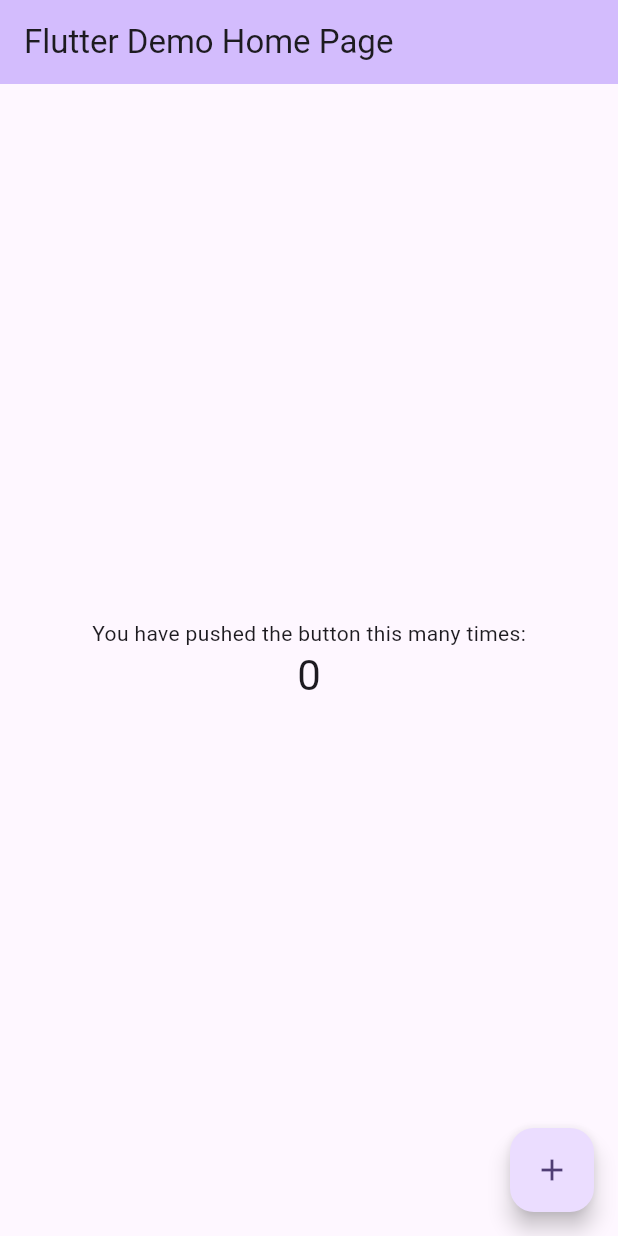
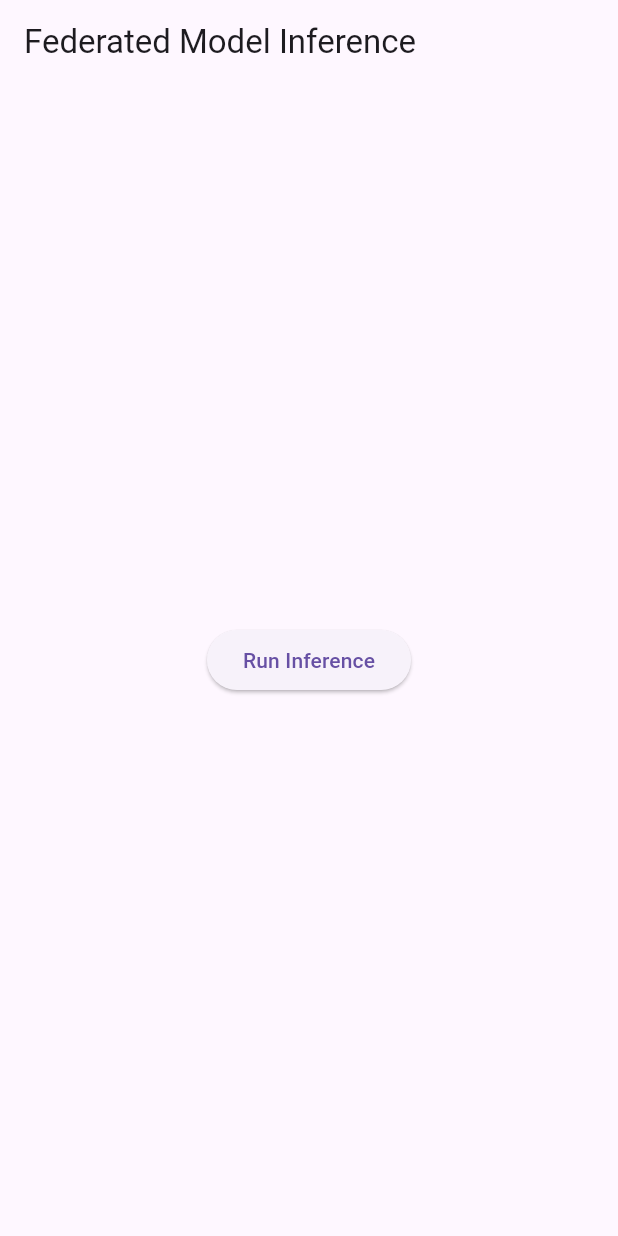
Before and after one commit to rubynguyen2505/Federated-SLM-on-iOS, a Flutter app: the screen it shows after launch, on a phone screen of 412 x 824 dp. Run offline on Flutter 3.47's test engine with Material 3 defaults, Android fonts, the light colour scheme and no system bars; statements that could not run were skipped.

Commit message:
add federated_model.dart

```diff
--- a/ios_app/lib/main.dart
+++ b/ios_app/lib/main.dart
@@ -1,125 +1,48 @@
 import 'package:flutter/material.dart';
+import 'federated_model.dart';
 
 void main() {
-  runApp(const MyApp());
+  runApp(MyApp());
 }
 
 class MyApp extends StatelessWidget {
-  const MyApp({super.key});
-
-  // This widget is the root of your application.
   @override
   Widget build(BuildContext context) {
     return MaterialApp(
-      title: 'Flutter Demo',
-      theme: ThemeData(
-        // This is the theme of your application.
-        //
-        // TRY THIS: Try running your application with "flutter run". You'll see
-        // the application has a blue toolbar. Then, without quitting the app,
-        // try changing the seedColor in the colorScheme below to Colors.green
-        // and then invoke "hot reload" (save your changes or press the "hot
-        // reload" button in a Flutter-supported IDE, or press "r" if you used
-        // the command line to start the app).
-        //
-        // Notice that the counter didn't reset back to zero; the application
-        // state is not lost during the reload. To reset the state, use hot
-        // restart instead.
-        //
-        // This works for code too, not just values: Most code changes can be
-        // tested with just a hot reload.
-        colorScheme: ColorScheme.fromSeed(seedColor: Colors.deepPurple),
-        useMaterial3: true,
-      ),
-      home: const MyHomePage(title: 'Flutter Demo Home Page'),
+      home: ModelInferenceScreen(),
     );
   }
 }
 
-class MyHomePage extends StatefulWidget {
-  const MyHomePage({super.key, required this.title});
+class ModelInferenceScreen extends StatefulWidget {
+  @override
+  _ModelInferenceScreenState createState() => _ModelInferenceScreenState();
+}
 
-  // This widget is the home page of your application. It is stateful, meaning
-  // that it has a State object (defined below) that contains fields that affect
-  // how it looks.
-
-  // This class is the configuration for the state. It holds the values (in this
-  // case the title) provided by the parent (in this case the App widget) and
-  // used by the build method of the State. Fields in a Widget subclass are
-  // always marked "final".
-
-  final String title;
+class _ModelInferenceScreenState extends State<ModelInferenceScreen> {
+  FederatedModel model = FederatedModel();
 
   @override
-  State<MyHomePage> createState() => _MyHomePageState();
-}
-
-class _MyHomePageState extends State<MyHomePage> {
-  int _counter = 0;
-
-  void _incrementCounter() {
-    setState(() {
-      // This call to setState tells the Flutter framework that something has
-      // changed in this State, which causes it to rerun the build method below
-      // so that the display can reflect the updated values. If we changed
-      // _counter without calling setState(), then the build method would not be
-      // called again, and so nothing would appear to happen.
-      _counter++;
-    });
+  void initState() {
+    super.initState();
+    // Load the model as soon as the widget is created
+    model.loadModel();
   }
 
   @override
   Widget build(BuildContext context) {
-    // This method is rerun every time setState is called, for instance as done
-    // by the _incrementCounter method above.
-    //
-    // The Flutter framework has been optimized to make rerunning build methods
-    // fast, so that you can just rebuild anything that needs updating rather
-    // than having to individually change instances of widgets.
     return Scaffold(
-      appBar: AppBar(
-        // TRY THIS: Try changing the color here to a specific color (to
-        // Colors.amber, perhaps?) and trigger a hot reload to see the AppBar
-        // change color while the other colors stay the same.
-        backgroundColor: Theme.of(context).colorScheme.inversePrimary,
-        // Here we take the value from the MyHomePage object that was created by
-        // the App.build method, and use it to set our appbar title.
-        title: Text(widget.title),
-      ),
+      appBar: AppBar(title: Text('Federated Model Inference')),
       body: Center(
-        // Center is a layout widget. It takes a single child and positions it
-        // in the middle of the parent.
-        child: Column(
-          // Column is also a layout widget. It takes a list of children and
-          // arranges them vertically. By default, it sizes itself to fit its
-          // children horizontally, and tries to be as tall as its parent.
-          //
-          // Column has various properties to control how it sizes itself and
-          // how it positions its children. Here we use mainAxisAlignment to
-          // center the children vertically; the main axis here is the vertical
-          // axis because Columns are vertical (the cross axis would be
-          // horizontal).
-          //
-          // TRY THIS: Invoke "debug painting" (choose the "Toggle Debug Paint"
-          // action in the IDE, or press "p" in the console), to see the
-          // wireframe for each widget.
-          mainAxisAlignment: MainAxisAlignment.center,
-          children: <Widget>[
-            const Text(
-              'You have pushed the button this many times:',
-            ),
-            Text(
-              '$_counter',
-              style: Theme.of(context).textTheme.headlineMedium,
-            ),
-          ],
+        child: ElevatedButton(
+          onPressed: () async {
+            List<int> inputData = [1, 2, 3, 4];  // Replace with real input data
+            var result = await model.runInference(inputData);
+            print(result);  // Output the result of the inference
+          },
+          child: Text('Run Inference'),
         ),
       ),
-      floatingActionButton: FloatingActionButton(
-        onPressed: _incrementCounter,
-        tooltip: 'Increment',
-        child: const Icon(Icons.add),
-      ), // This trailing comma makes auto-formatting nicer for build methods.
     );
   }
 }
--- /dev/null
+++ b/ios_app/lib/models/federated_model.dart
@@ -0,0 +1,44 @@
+import 'dart:convert';
+import 'package:http/http.dart' as http;
+
+class FederatedModel {
+  late Interpreter interpreter;
+
+  Future<void> loadModel() async {
+    interpreter = await Interpreter.fromAsset('assets/model.tflite');
+  }
+
+  Future<List<dynamic>> runInference(List<int> input) async {
+    var inputTensor = Tensor.fromList(input);
+    var output = List.generate(10, (index) => 0.0);
+    interpreter.run(inputTensor, output);
+    return output;
+  }
+
+  // Send the model weights to the server
+  Future<void> sendModelUpdate(List<double> weights) async {
+    final url = Uri.parse('http://your-server-ip:5000/upload_model');
+    final headers = {"Content-Type": "application/json"};
+    final body = json.encode({"weights": weights});
+
+    final response = await http.post(url, headers: headers, body: body);
+    if (response.statusCode == 200) {
+      print('Model update sent successfully!');
+    } else {
+      print('Failed to send model update.');
+    }
+  }
+
+  // Extract model weights and send to the server
+  Future<void> sendWeights() async {
+    List<double> weights = getWeightsFromInterpreter();
+    await sendModelUpdate(weights);
+  }
+
+  // Extract weights from the model
+  List<double> getWeightsFromInterpreter() {
+    // Placeholder function for extracting weights from the interpreter
+    // You'll need to extract the actual weights from the model here
+    return [0.1, 0.2, 0.3];  // Example weights, replace with real ones
+  }
+}
--- a/ios_app/pubspec.yaml
+++ b/ios_app/pubspec.yaml
@@ -30,6 +30,8 @@ environment:
 dependencies:
   flutter:
     sdk: flutter
+  tflite: ^1.1.2
+  http: ^0.14.0
 
 
   # The following adds the Cupertino Icons font to your application.
@@ -63,6 +65,10 @@ flutter:
   #   - images/a_dot_burr.jpeg
   #   - images/a_dot_ham.jpeg
 
+  assets:
+    - assets/model.tflite
+
+
   # An image asset can refer to one or more resolution-specific "variants", see
   # https://flutter.dev/assets-and-images/#resolution-aware
 
```
Also changed, not shown: ios_app/pubspec.lock, 2 other files.
